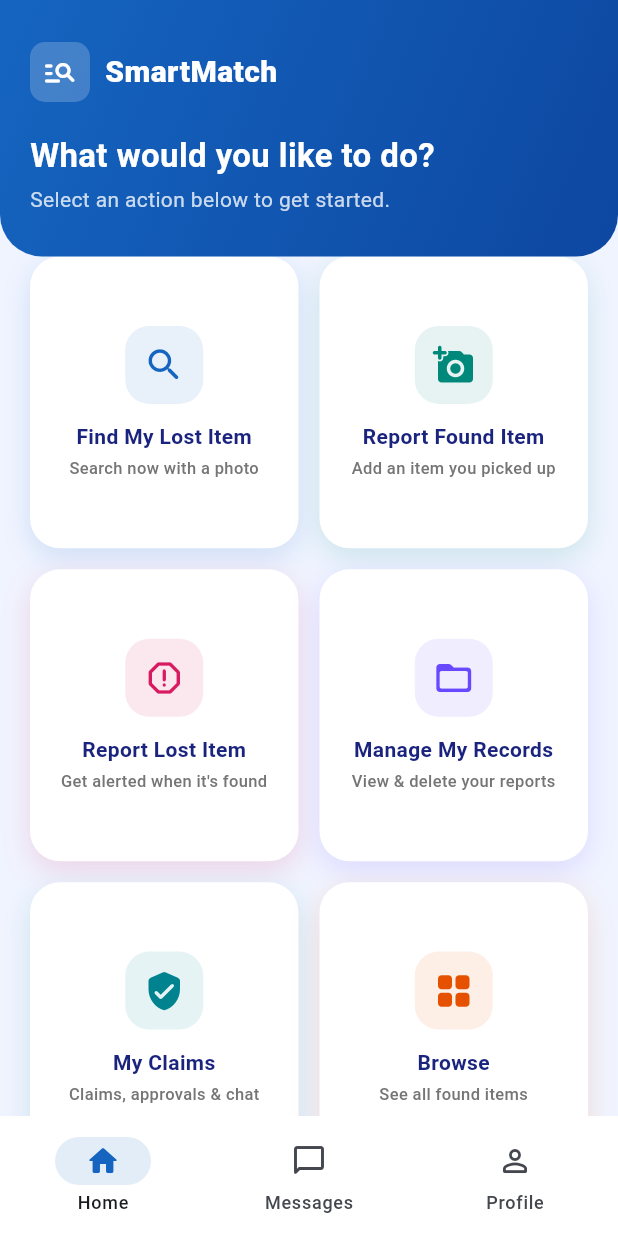
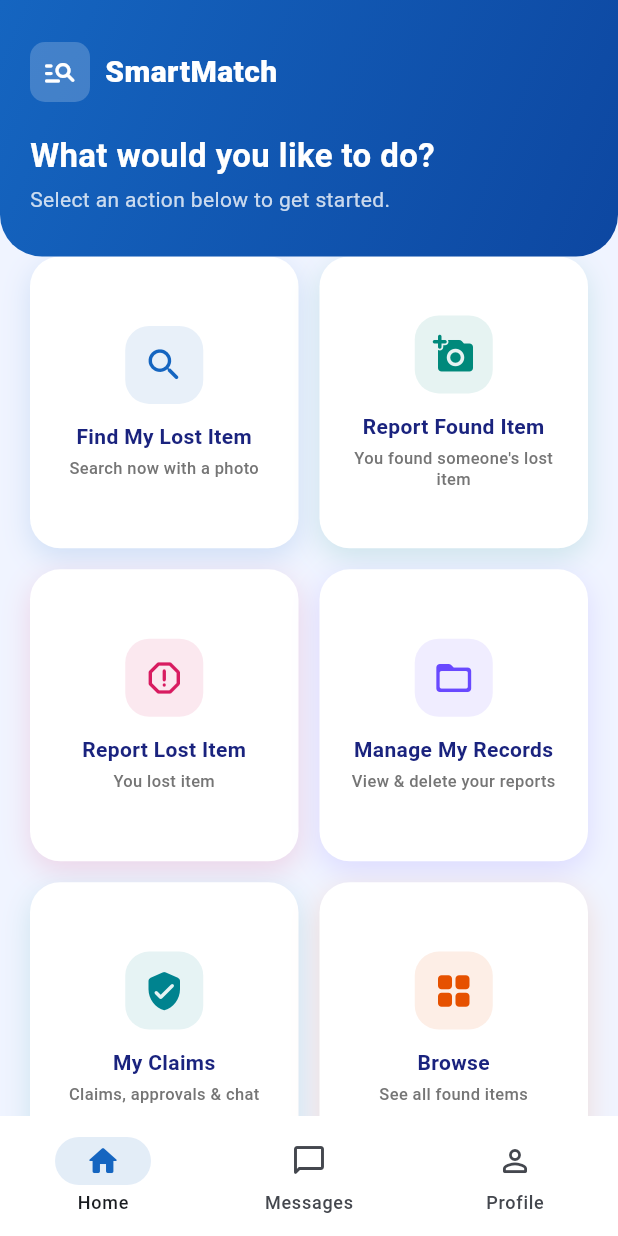
Before and after one commit to jimmyytai0619/fyp, a Flutter app: the DashboardView screen opened by its route, on a phone screen of 412 x 824 dp. Run offline on Flutter 3.47's test engine with Material 3 defaults, Android fonts, the phone set to English and light mode, and no system bars; our stand-ins replace image_picker, palette_generator, permission_handler, shared_preferences, supabase_flutter; missing offline and left inert: google_mlkit_image_labeling, google_mlkit_text_recognition; accounts and stored records are empty.

Commit message:
added text in the report lost item button and report found item button

```diff
--- a/lib/views/dashboard/dashboard_view.dart
+++ b/lib/views/dashboard/dashboard_view.dart
@@ -153,14 +153,14 @@ class _HomeTab extends StatelessWidget {
     _ActionCard(
       icon: Icons.add_a_photo_rounded,
       label: 'Report Found Item',
-      description: 'Add an item you picked up',
+      description: "You found someone's lost item",
       color: Color(0xFF00897B),
       route: 'report',
     ),
     _ActionCard(
       icon: Icons.report_gmailerrorred_rounded,
       label: 'Report Lost Item',
-      description: 'Get alerted when it\'s found',
+      description: 'You lost item',
       color: Color(0xFFD81B60),
       route: 'report_lost',
     ),
```
Also changed, not shown: .claude/settings.local.json, .ui_test_screen.png (deleted).
